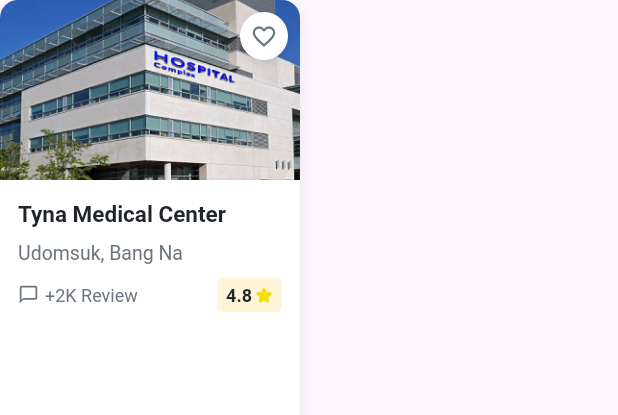
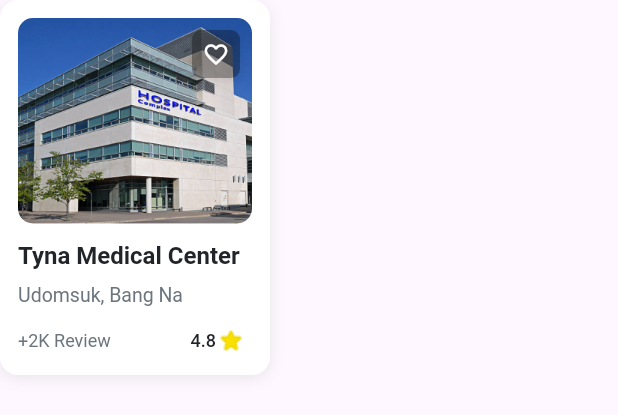
Before and after one commit to Teewhydot/paxform_project, a Flutter app: the MedicalCenterCardWidget widget shown alone on an empty page, opened directly, on a phone screen of 412 x 824 dp. Shown: the top 415 px of the screen. Run offline on Flutter 3.47's test engine with Material 3 defaults, Android fonts, the phone set to English and light mode, and no system bars; our stand-ins replace flutter_svg; Roboto replaces fonts that are missing (Public Sans).

Commit message:
Add shadow to medical center card widget
- Add boxShadow with X=0, Y=2, Blur=8, Spread=0
- Uses shadow color with 0.08 opacity for consistent elevation
- Matches doctor card shadow styling

```diff
--- a/lib/features/medical_center/presentation/widgets/medical_center_card_widget.dart
+++ b/lib/features/medical_center/presentation/widgets/medical_center_card_widget.dart
@@ -11,7 +11,6 @@ class MedicalCenterCardWidget extends StatelessWidget {
   final String location;
   final double rating;
   final String reviewCount;
-  final String? imageUrl;
   final bool isFavorite;
   final VoidCallback? onTap;
   final VoidCallback? onFavoriteTap;
@@ -22,7 +21,6 @@ class MedicalCenterCardWidget extends StatelessWidget {
     required this.location,
     required this.rating,
     required this.reviewCount,
-    this.imageUrl,
     this.isFavorite = false,
     this.onTap,
     this.onFavoriteTap,
@@ -30,11 +28,10 @@ class MedicalCenterCardWidget extends StatelessWidget {
 
   @override
   Widget build(BuildContext context) {
-    return InkWell(
-      onTap: onTap,
-      borderRadius: BorderRadius.circular(AppSpacing.radiusMedium),
-      child: Container(
-        width: 200, // Figma: ~200px width for horizontal scroll
+    return Container(
+      width: 180,
+      height: 250,
+      padding: const EdgeInsets.all(AppSpacing.md),
       decoration: BoxDecoration(
         color: AppColors.backgroundWhite,
         borderRadius: BorderRadius.circular(
@@ -42,7 +39,7 @@ class MedicalCenterCardWidget extends StatelessWidget {
         ),
         boxShadow: [
           BoxShadow(
-              color: AppColors.shadow.withValues(alpha:0.08),
+            color: AppColors.shadow.withValues(alpha: 0.08),
             offset: const Offset(0, 2),
             blurRadius: 8,
             spreadRadius: 0,
@@ -57,19 +54,14 @@ class MedicalCenterCardWidget extends StatelessWidget {
             children: [
               // Medical center image
               Container(
-                  height: 120, // Figma: ~120px height
+                height: 137, // Figma: ~120px height
                 width: double.infinity,
                 decoration: BoxDecoration(
                   color: AppColors.backgroundGray,
-                    borderRadius: const BorderRadius.only(
-                      topLeft: Radius.circular(AppSpacing.radiusMedium),
-                      topRight: Radius.circular(AppSpacing.radiusMedium),
-                    ),
+                  borderRadius: const BorderRadius.all(Radius.circular(10)),
                   image: DecorationImage(
-                      image: imageUrl != null
-                          ? NetworkImage(imageUrl!) as ImageProvider
-                          : AssetImage(AppAssets.nearestMedicalCenterPng),
-                      fit: BoxFit.cover,
+                    image: AssetImage(AppAssets.nearestMedicalCenterPng),
+                    fit: BoxFit.fill,
                   ),
                 ),
               ),
@@ -80,16 +72,18 @@ class MedicalCenterCardWidget extends StatelessWidget {
                 right: AppSpacing.sm, // Figma: 8px from right
                 child: InkWell(
                   onTap: onFavoriteTap,
-                    borderRadius: BorderRadius.circular(AppSpacing.radiusCircular),
+                  borderRadius: BorderRadius.circular(
+                    AppSpacing.radiusCircular,
+                  ),
                   child: Container(
                     width: 32,
                     height: 32,
                     decoration: BoxDecoration(
-                        color: AppColors.backgroundWhite,
-                        shape: BoxShape.circle,
+                      color: AppColors.black.withValues(alpha: 0.3),
+                      borderRadius: BorderRadius.circular(6),
                       boxShadow: [
                         BoxShadow(
-                            color: AppColors.shadow.withValues(alpha:0.1),
+                          color: AppColors.shadow.withValues(alpha: 0.1),
                           offset: const Offset(0, 2),
                           blurRadius: 4,
                         ),
@@ -97,9 +91,7 @@ class MedicalCenterCardWidget extends StatelessWidget {
                     ),
                     child: Icon(
                       isFavorite ? Icons.favorite : Icons.favorite_border,
-                        color: isFavorite
-                            ? AppColors.accentRed
-                            : AppColors.textSecondary,
+                      color: AppColors.backgroundWhite,
                       size: 18,
                     ),
                   ),
@@ -109,23 +101,21 @@ class MedicalCenterCardWidget extends StatelessWidget {
           ),
 
           // Content section
-            Padding(
-              padding: const EdgeInsets.all(AppSpacing.md), // Figma: 12px padding
-              child: Column(
+          Column(
             crossAxisAlignment: CrossAxisAlignment.start,
             children: [
               // Medical center name
+              const SizedBox(height: 10),
               Text(
                 name,
                 style: AppTypography.bodyLarge.copyWith(
-                      fontSize: 15, // Figma: 15px
+                  fontSize: 16, // Figma: 15px
+                  fontWeight: FontWeight.w600,
+                  letterSpacing: 0,
                 ),
-                    maxLines: 2,
-                    overflow: TextOverflow.ellipsis,
               ),
 
               const SizedBox(height: AppSpacing.xs), // Figma: 4px gap
-
               // Location
               Text(
                 location,
@@ -134,22 +124,15 @@ class MedicalCenterCardWidget extends StatelessWidget {
                 overflow: TextOverflow.ellipsis,
               ),
 
-                  const SizedBox(height: AppSpacing.sm), // Figma: 8px gap
-
+              const SizedBox(height: 10), // Figma: 8px gap
               // Rating and reviews
               Row(
                 children: [
-                      // Review count
-                      Icon(
-                        Icons.chat_bubble_outline,
-                        size: 14,
-                        color: AppColors.textSecondary,
-                      ),
-                      const SizedBox(width: 4),
                   Text(
                     reviewCount,
                     style: AppTypography.caption.copyWith(
                       fontSize: 12, // Figma: 12px
+                      fontWeight: FontWeight.w400,
                       color: AppColors.textSecondary,
                     ),
                   ),
@@ -163,7 +146,7 @@ class MedicalCenterCardWidget extends StatelessWidget {
                       vertical: 3,
                     ),
                     decoration: BoxDecoration(
-                          color: AppColors.ratingYellow.withValues(alpha:0.15),
+                      color: AppColors.backgroundWhite,
                       borderRadius: BorderRadius.circular(4),
                     ),
                     child: Row(
@@ -173,15 +156,15 @@ class MedicalCenterCardWidget extends StatelessWidget {
                           rating.toStringAsFixed(1),
                           style: AppTypography.caption.copyWith(
                             fontSize: 12, // Figma: 12px
-                                fontWeight: FontWeight.w600,
+                            fontWeight: FontWeight.w500,
                             color: AppColors.textPrimary,
                           ),
                         ),
                         const SizedBox(width: 2),
                         Image.asset(
                           AppAssets.starPng,
-                              width: 12,
-                              height: 12,
+                          width: 16,
+                          height: 16,
                           fit: BoxFit.contain,
                         ),
                       ],
@@ -191,9 +174,7 @@ class MedicalCenterCardWidget extends StatelessWidget {
               ),
             ],
           ),
-            ),
         ],
-        ),
       ),
     );
   }
```
Lines whose indentation alone changed are shown as unchanged.
